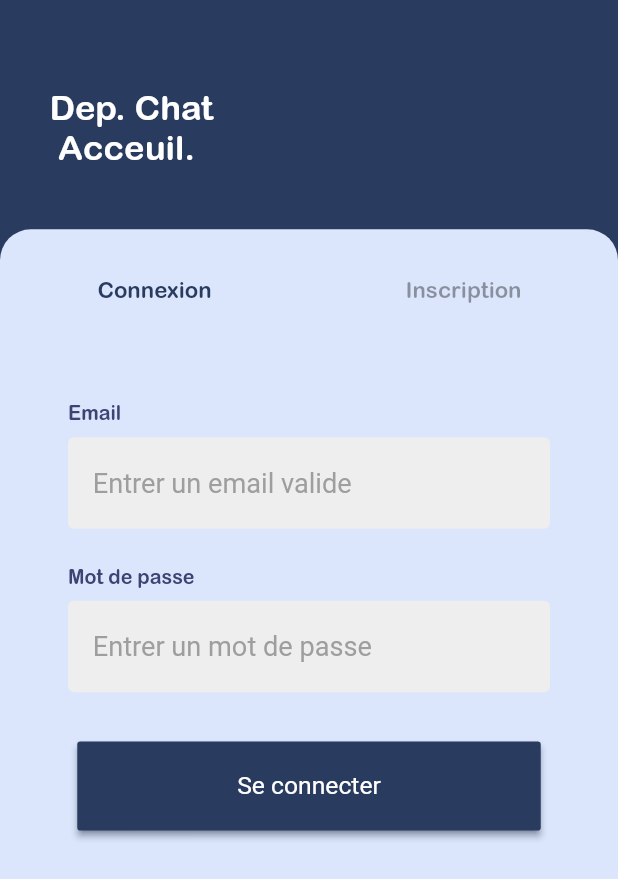
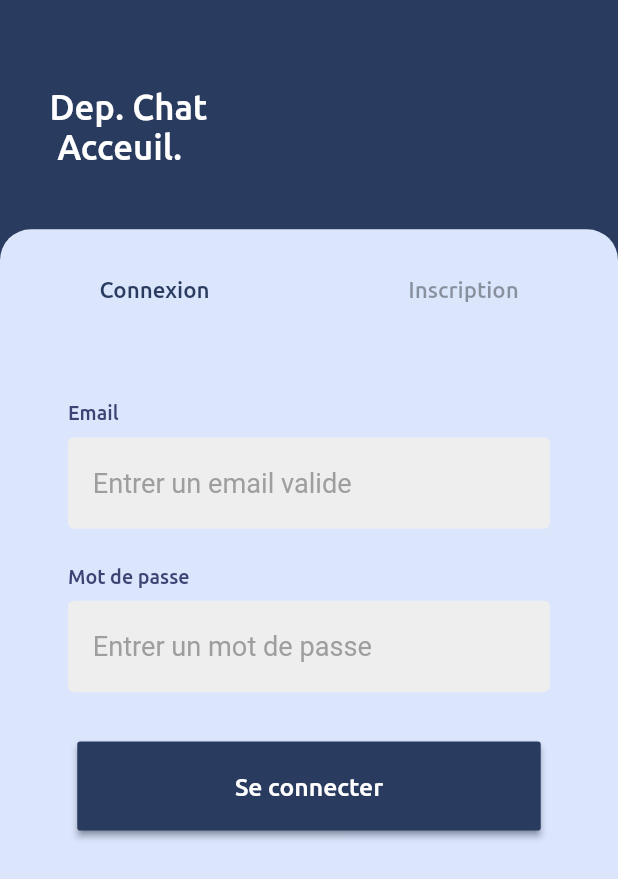
Before and after one commit to Addamo99/chat-flutter, a Flutter app: the screen it shows after launch, on a phone screen of 412 x 824 dp. Shown: the top 879 px of the screen. Run offline on Flutter 3.47's test engine with Material 2 defaults, Android fonts, the phone set to English and light mode, and no system bars; our stand-ins replace bloc, cached_network_image, cloud_firestore, equatable, firebase_auth, firebase_messaging and 6 more; accounts and stored records are empty.

Commit message:
last_changes

```diff
--- a/lib/view/friends/widgets/friends_header.dart
+++ b/lib/view/friends/widgets/friends_header.dart
@@ -2,7 +2,6 @@ import 'package:chat/view/friends/widgets/avatar_button.dart';
 import 'package:chat/view/friends/widgets/back_icon.dart';
 import 'package:chat/view/widgets/popup_menu.dart';
 import 'package:chat/view/friends/widgets/search_widget.dart';
-import 'package:chat/view/utils/constants.dart';
 import 'package:chat/view/utils/device_config.dart';
 import 'package:flutter/material.dart';
 
@@ -34,8 +33,8 @@ class FriendsHeader extends StatelessWidget {
             mainAxisAlignment: MainAxisAlignment.spaceBetween,
             children: <Widget>[
               Image(
-                image: AssetImage('assets/images/chatlogo.png'),
-                height: deviceData.screenHeight * 0.06,
+                image: AssetImage('assets/images/talkup2.png'),
+                height: deviceData.screenHeight * 0.05,
 
               ),
               AvatarButton(
--- a/lib/view/utils/constants.dart
+++ b/lib/view/utils/constants.dart
@@ -12,11 +12,11 @@ const kInputFillColor = Color(0xFFEEEEEE);
 
 const kInputTitleColor = Color(0xFF3F4373);
 const kTitleTextStyle = TextStyle(
-  fontFamily: 'Arial Rounded',
+  fontFamily: 'Ubuntu',
   color: Colors.white,
 );
 const kArialFontStyle = TextStyle(
-  fontFamily: 'Arial Rounded',
+  fontFamily: 'Ubuntu',
 );
 
 const kSelectedTab = kBackgroundColor;
--- a/lib/view/widgets/button_widget.dart
+++ b/lib/view/widgets/button_widget.dart
@@ -32,6 +32,7 @@ class RoundedButton extends StatelessWidget {
             child: Text(
               text,
               style: TextStyle(
+                  fontFamily: 'Ubuntu',
                   fontSize: _deviceData.screenHeight * 0.02,
                   color: Colors.white),
             ),
--- a/lib/view/widgets/popup_menu.dart
+++ b/lib/view/widgets/popup_menu.dart
@@ -43,6 +43,7 @@ class PopUpMenu extends StatelessWidget {
                 child: Text(
                   "Se déconnecter",
                   style: TextStyle(
+                    fontFamily: 'Ubuntu',
                     color: Colors.white,
                   ),
                 ),
--- a/pubspec.yaml
+++ b/pubspec.yaml
@@ -47,3 +47,6 @@ flutter:
     - family: Arial Rounded
       fonts:
         - asset: assets/fonts/ARLRDBD.TTF
+    - family: Ubuntu
+      fonts:
+        - asset: assets/fonts/Ubuntu-Medium.ttf
```
Also changed, not shown: assets/images/avatar1.jpg (deleted), assets/images/avatar2.png (deleted), assets/images/avatar3.png (deleted), assets/images/avatar4.png (deleted), assets/images/avatar5.png (deleted), assets/images/chatlogo.png (deleted), assets/images/talkup.png, assets/images/talkup2.png (added).
